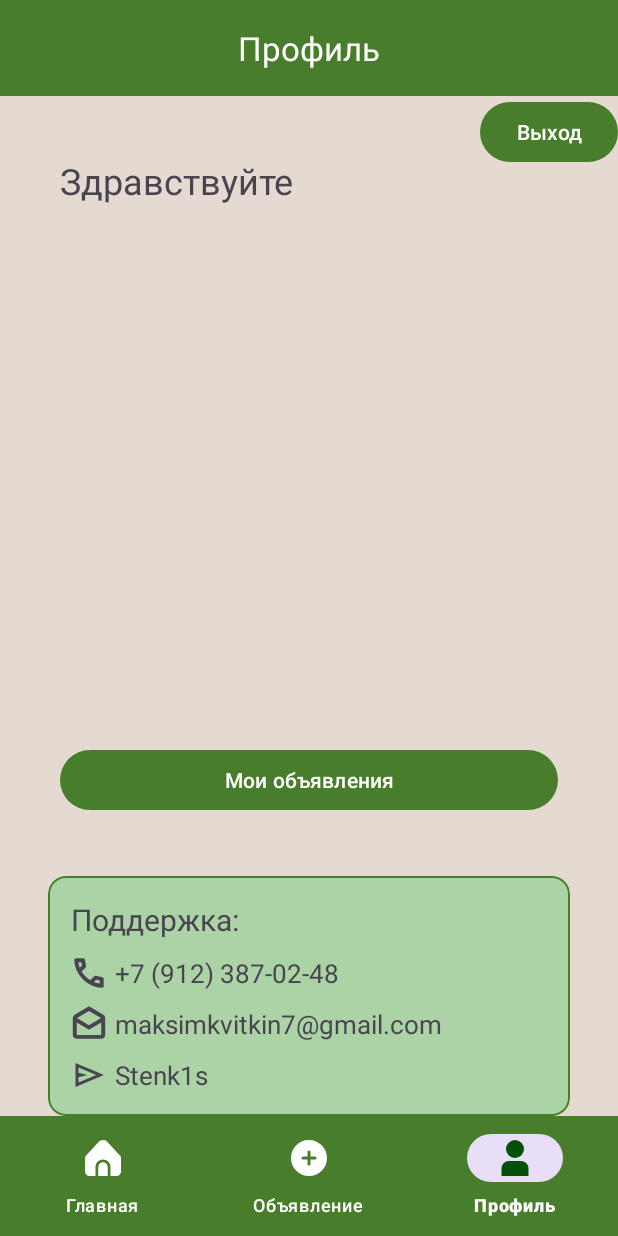
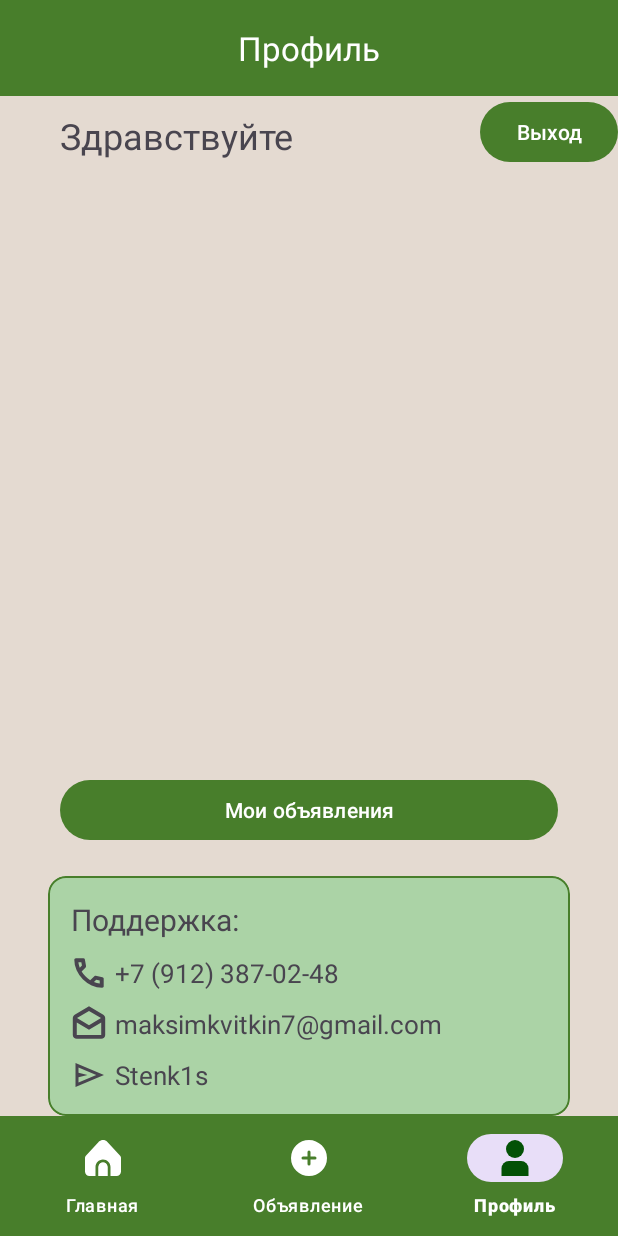
Before and after one commit to Stenk1s/osnova3, an Android app built with Jetpack Compose: the UserScreen screen opened through its navigation route, on a phone screen of 412 x 824 dp. Run offline under Robolectric (Android 15) with nearby library versions, the phone set to English and light mode, and no system bars; our stand-ins replace data binding, navigation-ui; Roboto replaces fonts that are not available here.

Commit message:
готово объявление осталось дизайн

```diff
--- a/app/src/main/res/layout/user_menu.xml
+++ b/app/src/main/res/layout/user_menu.xml
@@ -212,7 +212,7 @@
             android:layout_height="wrap_content"
             android:layout_marginStart="40dp"
             android:layout_marginEnd="40dp"
-            android:layout_marginBottom="40dp"
+            android:layout_marginBottom="20dp"
             android:text="Мои объявления"
             app:layout_constraintBottom_toTopOf="@+id/card_support"
             app:layout_constraintEnd_toEndOf="parent"
@@ -231,7 +231,7 @@
             android:layout_width="wrap_content"
             android:layout_height="wrap_content"
             android:layout_marginStart="40dp"
-            android:layout_marginTop="40dp"
+            android:layout_marginTop="10dp"
             android:text="Здравствуйте"
             android:textSize="24sp"
             app:layout_constraintStart_toStartOf="parent"
```
